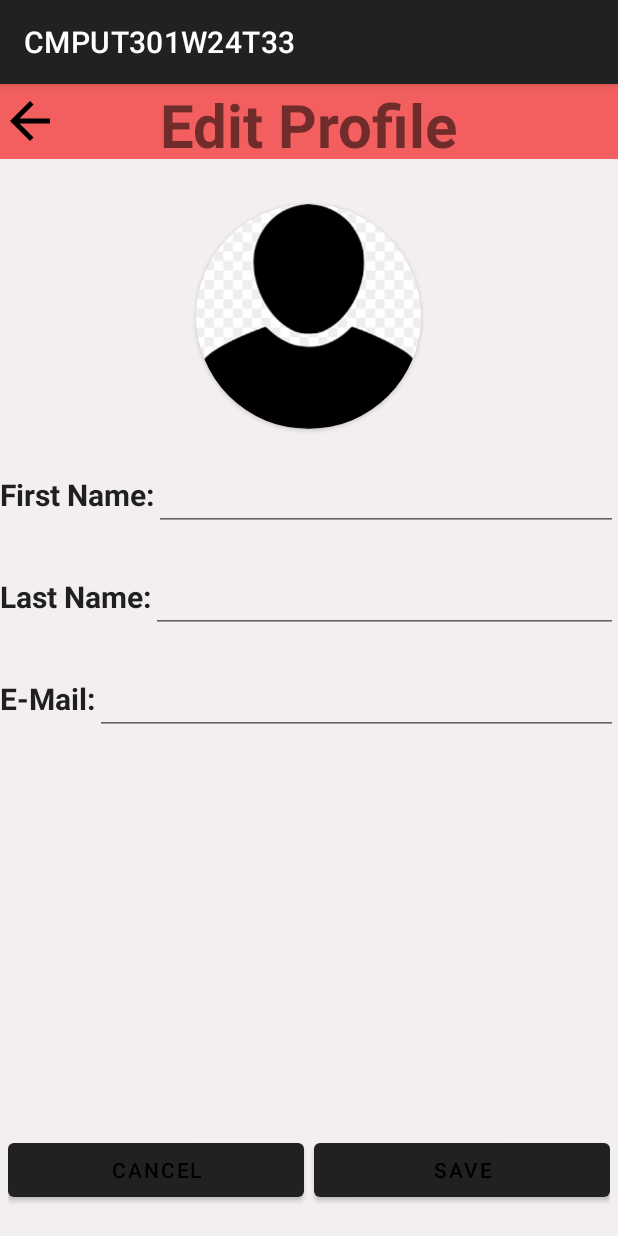
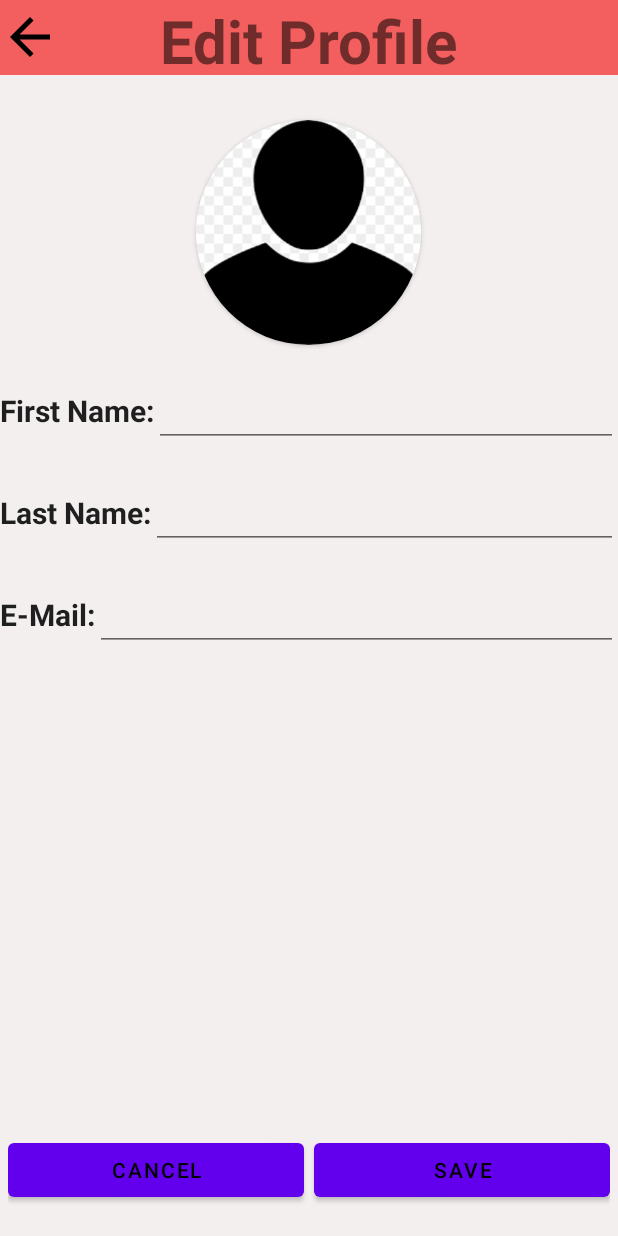
Before and after one commit to CMPUT301W24T33/SyntaxTerror, an Android app: the Organizer screen opened directly, with no data from a screen before it, after a tap on an icon or button, on a phone screen of 412 x 824 dp. Run offline under Robolectric (Android 15) with nearby library versions, the phone set to English and light mode, and no system bars; our stand-ins replace Firebase (no records; nobody signed in at launch, a user with empty details on screens opened directly).

Commit message:
removed action bar

```diff
--- a/CMPUT301W24T33/app/src/main/java/com/example/cmput301w24t33/organizerFragments/CreateEvent.java
+++ b/CMPUT301W24T33/app/src/main/java/com/example/cmput301w24t33/organizerFragments/CreateEvent.java
@@ -11,16 +11,12 @@ import android.text.format.DateFormat;
 import android.view.LayoutInflater;
 import android.view.View;
 import android.view.ViewGroup;
-import android.widget.ImageButton;
-import android.widget.ImageView;
-import android.widget.TextView;
+
 import com.example.cmput301w24t33.R;
-import com.example.cmput301w24t33.users.Profile;
 import com.google.android.material.button.MaterialButton;
 import com.google.android.material.textfield.TextInputEditText;
 
 import java.util.Calendar;
-import java.util.Objects;
 
 public class CreateEvent extends Fragment {
 
--- a/CMPUT301W24T33/app/src/main/res/values/themes.xml
+++ b/CMPUT301W24T33/app/src/main/res/values/themes.xml
@@ -1,6 +1,6 @@
 <resources xmlns:tools="http://schemas.android.com/tools">
     <!-- Base application theme. -->
-    <style name="Base.Theme.CMPUT301W24T33" parent="Theme.MaterialComponents.DayNight.DarkActionBar">
+    <style name="Base.Theme.CMPUT301W24T33" parent="Theme.MaterialComponents.DayNight.NoActionBar">
         <!-- Customize your light theme here. -->
         <!-- <item name="colorPrimary">@color/my_light_primary</item> -->
     </style>
```
Also changed, not shown: CMPUT301W24T33/app/src/main/java/com/example/cmput301w24t33/organizerFragments/EventChooseQR.java (renamed from CMPUT301W24T33/app/src/main/java/com/example/cmput301w24t33/events/EventChooseQR.java).
